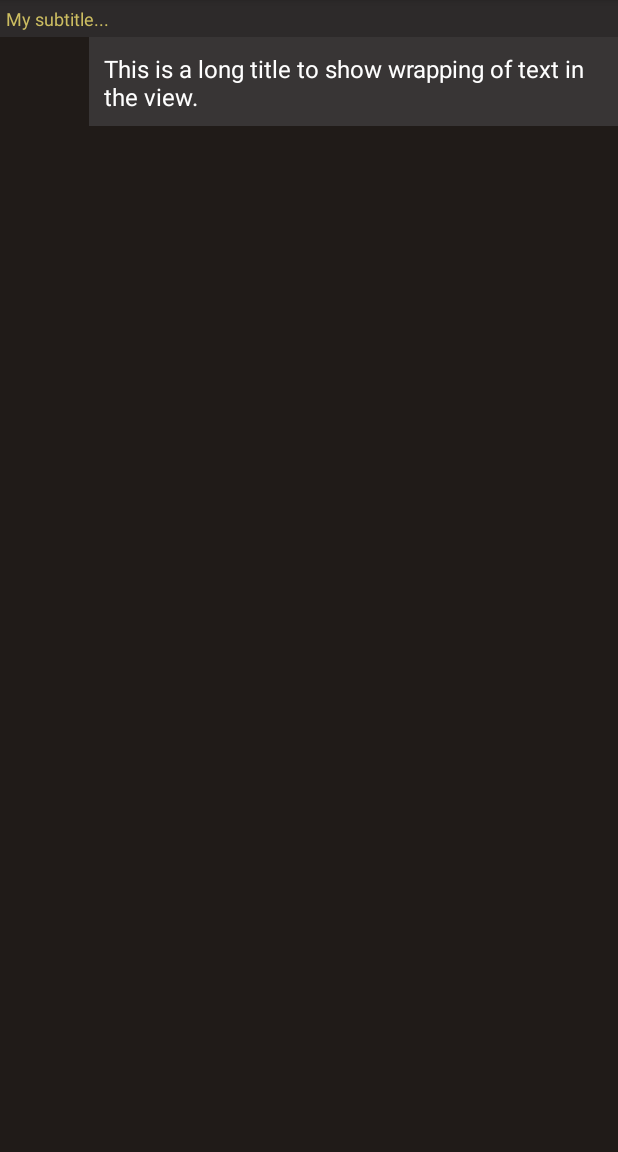
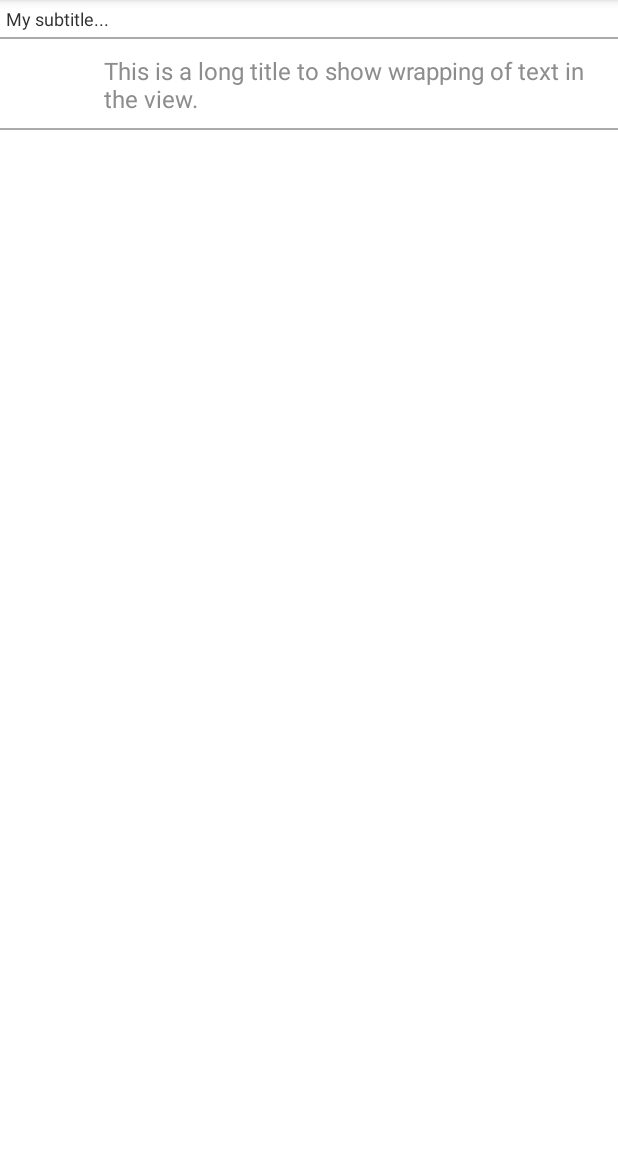
Before and after one commit to welir/DelMesVK, an Android app: the layout my_text_view.xml on its own in the app's theme, with its tools: preview values and no code run, on a phone screen of 412 x 824 dp, the part 84-1236 px from its top. Run offline under Robolectric (Android 15) with nearby library versions, the phone set to English and light mode, and no system bars.

```diff
--- a/app/src/main/res/layout/activity_api_call.xml
+++ b/app/src/main/res/layout/activity_api_call.xml
@@ -1,7 +1,7 @@
 <FrameLayout xmlns:android="http://schemas.android.com/apk/res/android"
     xmlns:tools="http://schemas.android.com/tools"
     android:id="@+id/container"
-    android:layout_width="match_parent"
-    android:layout_height="match_parent"
+    android:layout_width="wrap_content"
+    android:layout_height="wrap_content"
     tools:context=".ApiCallActivity"
     tools:ignore="MergeRootFrame" />
--- a/app/src/main/res/layout/my_text_view.xml
+++ b/app/src/main/res/layout/my_text_view.xml
@@ -2,30 +2,32 @@
     android:id="@+id/llCardBack"
     android:layout_width="fill_parent"
     android:layout_height="fill_parent"
-    android:background="#201b18"
+    android:background="#ffffff"
     android:animateLayoutChanges="true"
     android:orientation="vertical"
     xmlns:android="http://schemas.android.com/apk/res/android"
     xmlns:tools="http://schemas.android.com/tools"
-    android:weightSum="1"
-    android:scrollIndicators="end">
+    android:scrollIndicators="end"
+    android:divider="#e60808">
 
     <TextView
         android:id="@+id/tvSubTitle"
         android:layout_width="match_parent"
         android:layout_height="wrap_content"
-        android:background="#2d2a2a"
+        android:background="#ffffff"
         android:text="My subtitle..."
-        android:textColor="#ccbd61"
+        android:textColor="#303030"
         android:textSize="12sp"
         android:padding="4dp" />
-
+    <View
+        android:layout_width="fill_parent"
+        android:layout_height="1dp"
+        android:background="@android:color/darker_gray"/>
     <LinearLayout
         android:orientation="horizontal"
         android:layout_width="wrap_content"
         android:layout_height="wrap_content"
-        android:weightSum="1"
-        android:layout_gravity="top">
+        android:weightSum="1">
 
         <ImageView
             android:layout_width="59dp"
@@ -38,19 +40,16 @@
             android:layout_width="fill_parent"
             android:layout_height="fill_parent"
             android:padding="10dp"
-            android:background="#383535"
+            android:background="#ffffff"
             android:text="This is a long title to show wrapping of text in the view."
-            android:textColor="@android:color/white"
+            android:textColor="#8d8d8d"
             android:textSize="16sp"
             android:gravity="left"
-            android:autoText="true" />
+            android:autoText="false" />
 
     </LinearLayout>
-
-    <Space
-        android:layout_width="match_parent"
-        android:layout_height="wrap_content"
-        android:background="#a69696"
-        android:layout_weight="0.01" />
-
+    <View
+        android:layout_width="fill_parent"
+        android:layout_height="1dp"
+        android:background="@android:color/darker_gray"/>
 </LinearLayout>
```
Also changed, not shown: app/src/main/java/com/delmesvk/ApiCallActivity.java (+22 -19 lines), app/src/main/java/com/delmesvk/RecyclerViewAdapter.java (+23 -12 lines), app/src/main/res/layout/fragment_api_call.xml (+9 -10 lines), app/src/main/res/menu/menu_main.xml (+13 -5 lines).
